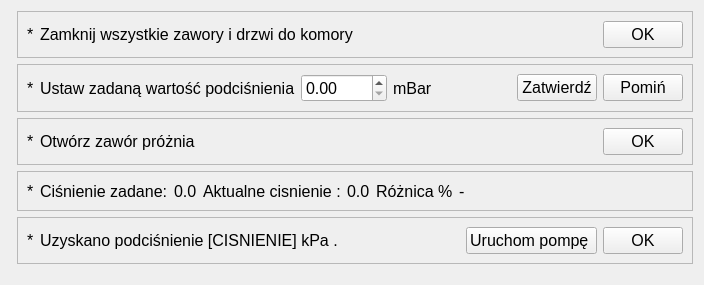
Qt form app/nowytest_3.ui (wiacekmarcin/StanowiskoChemiczne) before a commit.
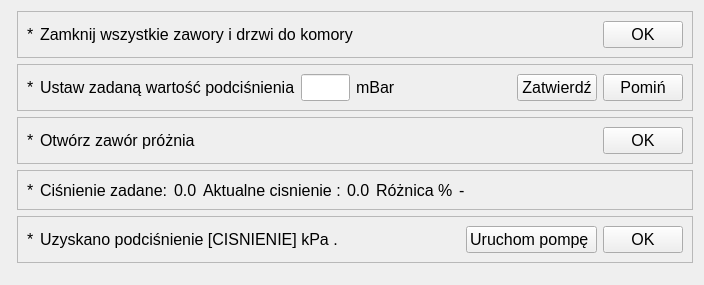
The same form after that commit. Custom widgets are drawn as their Qt base class.

The edit to the form file:
```diff
--- a/app/nowytest_3.ui
+++ b/app/nowytest_3.ui
@@ -92,11 +92,7 @@
        </widget>
       </item>
       <item>
-       <widget class="QDoubleSpinBox" name="cisnienie">
-        <property name="maximum">
-         <double>1003.990000000000009</double>
-        </property>
-       </widget>
+       <widget class="DoubleLineEdit" name="cisnienie"/>
       </item>
       <item>
        <widget class="QLabel" name="text_2a">
@@ -317,6 +313,11 @@
    <header>testpage.h</header>
    <container>1</container>
   </customwidget>
+  <customwidget>
+   <class>DoubleLineEdit</class>
+   <extends>QLineEdit</extends>
+   <header>doublelineedit.h</header>
+  </customwidget>
  </customwidgets>
  <resources/>
  <connections/>
```
